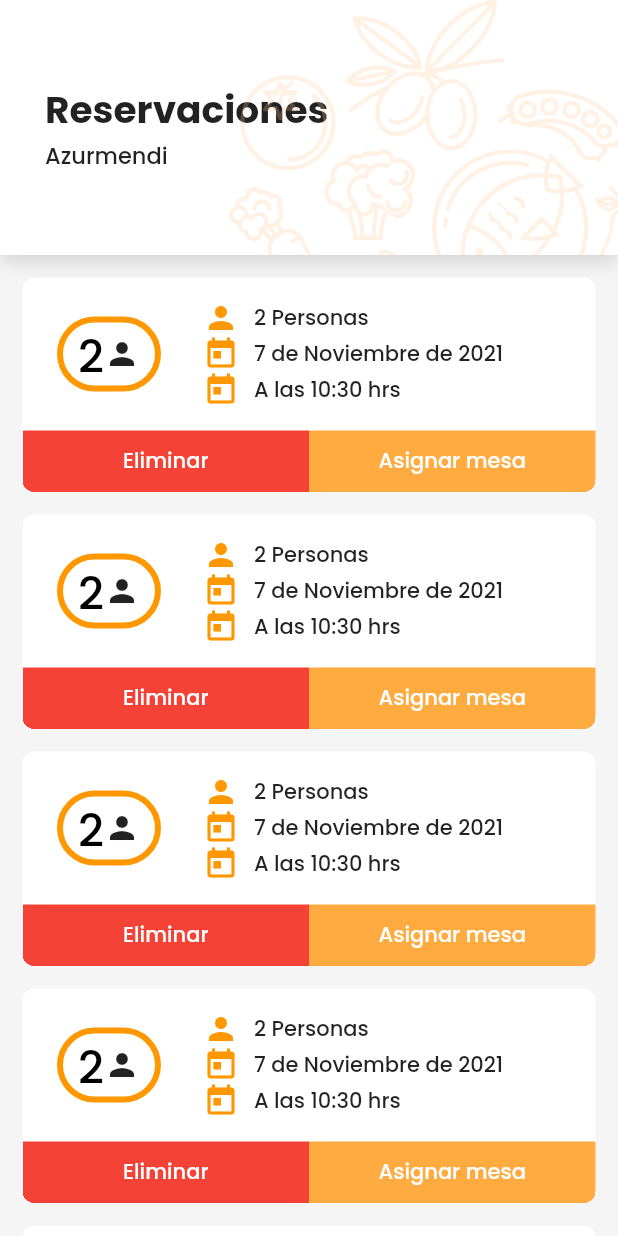
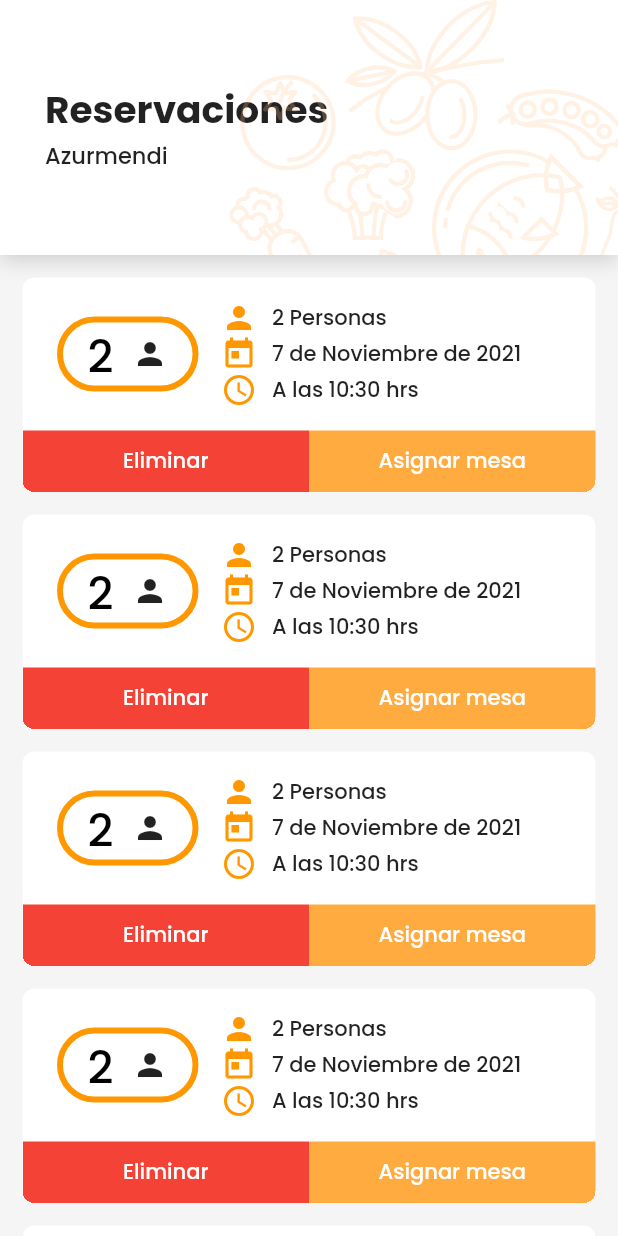
Before and after one commit to andyBbx/bookify, a Flutter app: the BookingItems widget shown alone on an empty page, opened directly, on a phone screen of 412 x 824 dp. Run offline on Flutter 3.47's test engine with Material 2 defaults, Android fonts, the phone set to English and light mode, and no system bars; our stand-ins replace bloc, carousel_slider, equatable, flutter_bloc, flutter_datetime_picker, flutter_rating_bar and 4 more; accounts and stored records are empty; network calls fail; project files that could hold a hidden picture were left out.

Commit message:
Design adjustments, dialog for assigning tables and my account page

```diff
--- a/lib/main.dart
+++ b/lib/main.dart
@@ -30,7 +30,7 @@
         debugShowCheckedModeBanner: false,
         onGenerateRoute: (_routeSettings) => appRouteGaneragte(_routeSettings),
         theme: ThemeData(primarySwatch: Colors.orange, fontFamily: 'poppins'),
-        initialRoute: "/splash",
+        initialRoute: "/managerView",
       ),
     );
   }
--- a/lib/presentation/screens/Manager/SpecificWidgets/booking_item_card.dart
+++ b/lib/presentation/screens/Manager/SpecificWidgets/booking_item_card.dart
@@ -1,7 +1,8 @@
 import 'package:flutter/material.dart';
 
 class BookingItemCard extends StatefulWidget {
-  BookingItemCard({Key? key}) : super(key: key);
+  final String id;
+  BookingItemCard({Key? key, required this.id}) : super(key: key);
 
   @override
   _BookingItemCardState createState() => _BookingItemCardState();
@@ -24,8 +25,11 @@
             child: Row(
               mainAxisAlignment: MainAxisAlignment.start,
               children: [
-                Padding(
-                  padding: const EdgeInsets.all(8.0),
+                Expanded(
+                  flex: 3,
+                  child: Container(
+                    padding: const EdgeInsets.only(top:8, bottom: 8, left: 8, right: 15),
+                    alignment: Alignment.center,
                     child: Container(
                       padding: EdgeInsets.symmetric(horizontal: 10),
                       height: 50,
@@ -34,6 +38,7 @@
                           borderRadius: BorderRadius.circular(100),
                           border: Border.all(width: 4, color: Colors.orange)),
                       child: Row(
+                        mainAxisAlignment: MainAxisAlignment.spaceAround,
                         children: [
                           Text(
                             "2",
@@ -48,10 +53,9 @@
                       color: Colors.orange,
                     ), */
                   ),
-                SizedBox(
-                  width: 20,
                 ),
-                Center(
+                Expanded(
+                  flex: 6,
                   child: Column(
                     crossAxisAlignment: CrossAxisAlignment.start,
                     children: [
@@ -76,13 +80,13 @@
                           SizedBox(
                             width: 10,
                           ),
-                          Text("7 de Noviembre de 2021")
+                          Flexible(child: Text("7 de Noviembre de 2021"))
                         ],
                       ),
                       Row(
                         children: [
                           Icon(
-                            Icons.today,
+                            Icons.access_time,
                             color: Colors.orange,
                           ),
                           SizedBox(
--- a/lib/presentation/screens/Manager/booking_items.dart
+++ b/lib/presentation/screens/Manager/booking_items.dart
@@ -21,12 +21,12 @@
             title: "Reservaciones",
             subtitle: "Azurmendi",
           ),
-          Flexible(
+          Expanded(
             child: ListView.builder(
               padding: const EdgeInsets.symmetric(horizontal: 15, vertical: 15),
               itemCount: 10,
               itemBuilder: (context, index) {
-                return BookingItemCard();
+                return BookingItemCard(id: index.toString(),);
               },
             ),
           )
--- a/lib/presentation/screens/Manager/home.dart
+++ b/lib/presentation/screens/Manager/home.dart
@@ -1,6 +1,9 @@
+import 'package:bookify/data/models/user.dart';
 import 'package:bookify/presentation/screens/Manager/booking_items.dart';
 import 'package:bookify/presentation/screens/Manager/booking_requests.dart';
 import 'package:bookify/presentation/screens/Manager/restaurant_tables.dart';
+import 'package:bookify/presentation/screens/home/tabs/profile_tab.dart';
+import 'package:bookify/presentation/screens/miCuenta/mi_cuenta1_screen.dart';
 import 'package:flutter/material.dart';
 
 class ManagerView extends StatefulWidget {
@@ -18,7 +21,7 @@
    BookingItems(),
    RestaurantTables(),
    Container(color:Colors.white),
-   Container(color:Colors.white)
+   MiCuenta1Screen()
  ];
 
   void onTabTapped(int index) {
```
Also changed, not shown: lib/presentation/screens/Manager/SpecificWidgets/booking_request_card.dart (+34 -10 lines), lib/presentation/screens/Manager/booking_requests.dart (+72 -2 lines), 2 other files. Lines whose indentation alone changed are shown as unchanged.
